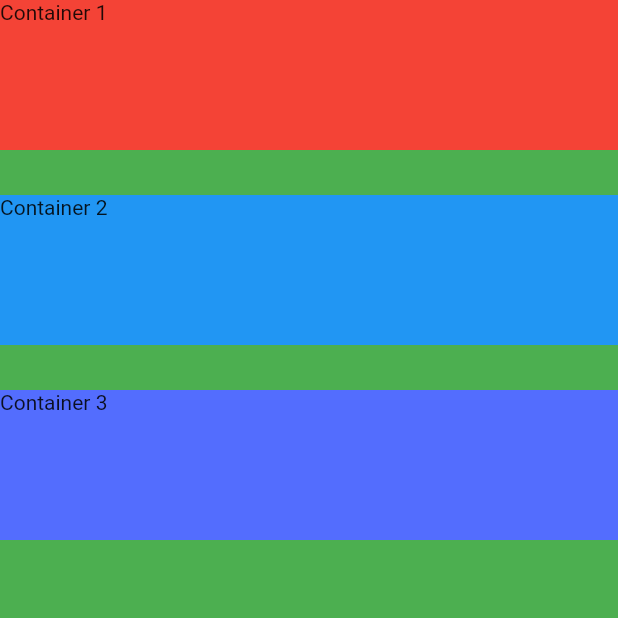
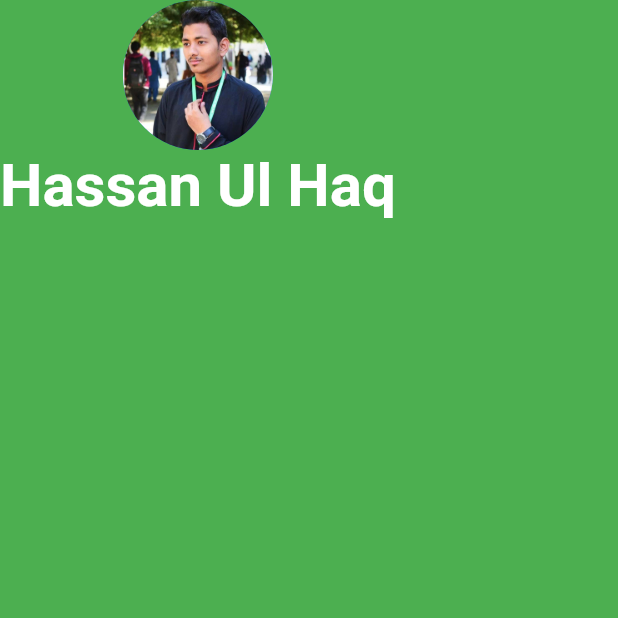
Before and after one commit to Hassanulhaq52/Mi-Card-Flutter, a Flutter app: the screen it shows after launch, on a phone screen of 412 x 824 dp, the top half of it. Run offline on Flutter 3.47's test engine with Material 2 defaults, Android fonts, the phone set to English and light mode, and no system bars.

Commit message:
Circle Avatar and Text Added

```diff
--- a/lib/main.dart
+++ b/lib/main.dart
@@ -12,26 +12,21 @@ class MyApp extends StatelessWidget {
         backgroundColor: Colors.green,
         body: SafeArea(
             child: Column(
-              crossAxisAlignment: CrossAxisAlignment.stretch,
-                children: <Widget>[
-          Container(
-            height: 100.0,
-            color: Colors.red,
-            child: Text('Container 1'),
-          ),
-          SizedBox(height: 30.0),
-          Container(
-            height: 100.0,
-            color: Colors.blue,
-            child: Text('Container 2'),
-          ),
-          SizedBox(height: 30.0),
-          Container(
-            height: 100.0,
-            color: Colors.indigoAccent,
-            child: Text('Container 3'),
-          ),
-        ])),
+          children: <Widget>[
+            CircleAvatar(
+              radius: 50.0,
+              backgroundImage: AssetImage('images/my-picture-full.jpg'),
+            ),
+            Text(
+                'Hassan Ul Haq',
+            style: TextStyle(
+              color: Colors.white,
+              fontSize: 40.0,
+              fontWeight: FontWeight.bold,
+            ),
+            )
+          ],
+        )),
       ),
     );
   }
```
Also changed, not shown: pubspec.yaml (+3 -47 lines), images/my-picture-full.jpg (added), 3 other files.
